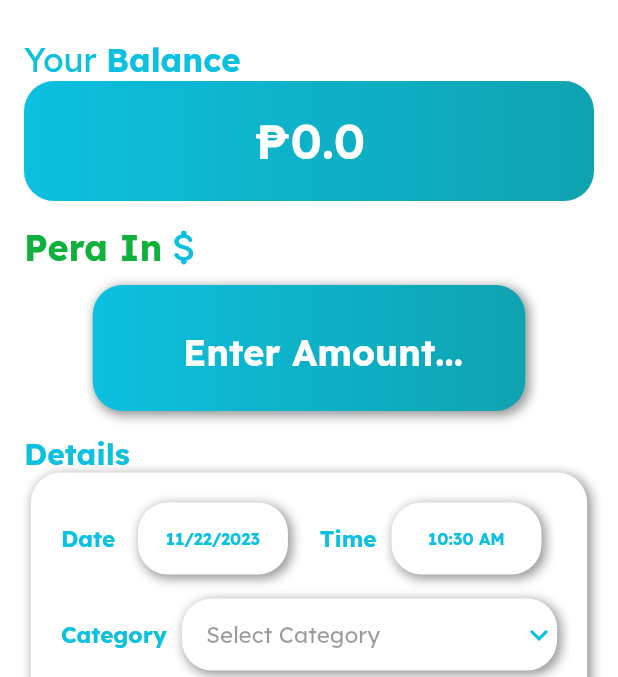
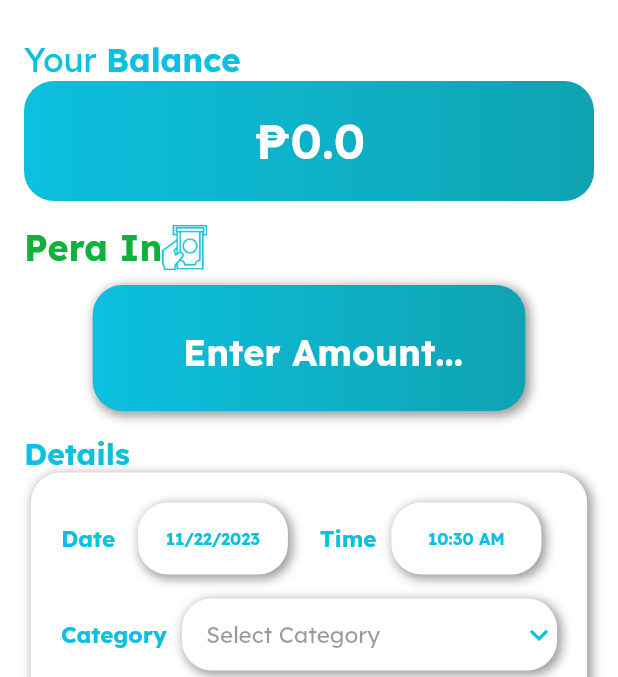
Before and after one commit to Montero-MD/peraplan, a Flutter app: the PeraInPage screen opened directly, on a phone screen of 412 x 824 dp, the part 114-791 px from its top. Run offline on Flutter 3.47's test engine with Material 2 defaults, Android fonts, the phone set to English and light mode, and no system bars; our stand-ins replace google_fonts, hive, hive_flutter; accounts and stored records are empty.

Commit message:
updated icons

```diff
--- a/lib/components/perain_section.dart
+++ b/lib/components/perain_section.dart
@@ -82,10 +82,9 @@ class _PeraInState extends State<PeraIn> {
                 crossAxisAlignment: CrossAxisAlignment.start,
                 children: [
                   Text('Pera In', style: pIn),
-                  Icon(
-                    Icons.attach_money_rounded,
-                    size: 30,
-                    color: hlblue,
+                  Image.asset(
+                    'assets/images/perain.png',
+                    height: 30,
                   )
                 ],
               ),
```
Also changed, not shown: lib/components/peraout_section.dart (+3 -4 lines).
